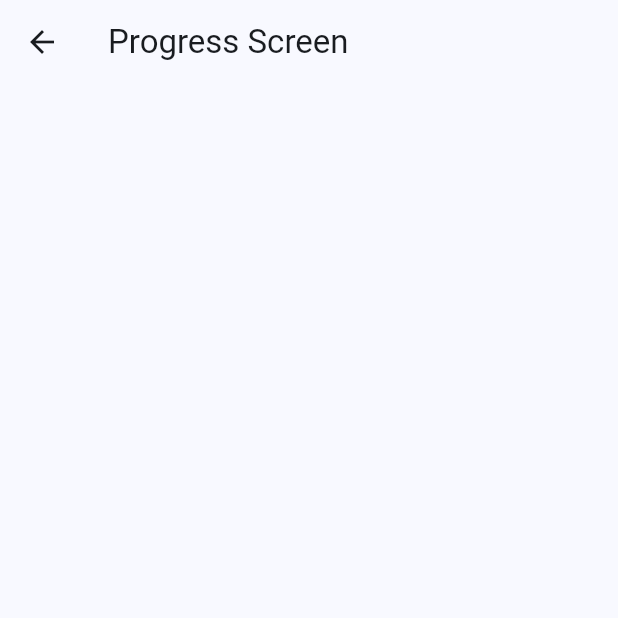
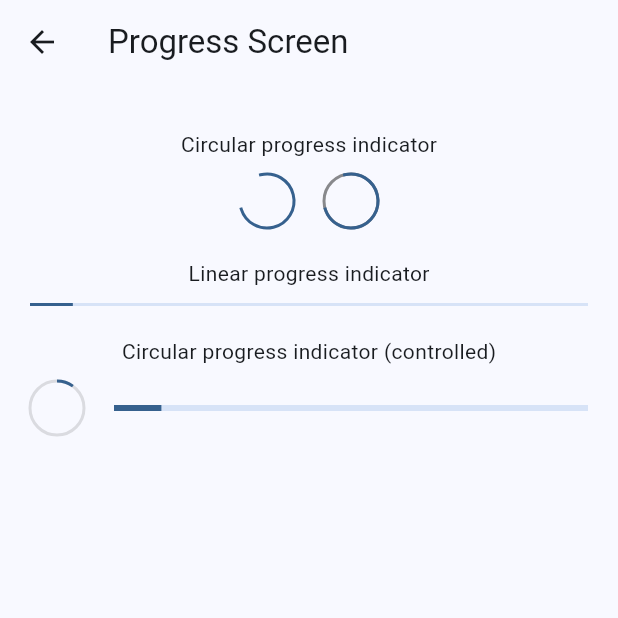
Before and after one commit to matiasbaez/flutter-widgets, a Flutter app: the ProgressScreen screen opened by its route, on a phone screen of 412 x 824 dp, the top half of it. Run offline on Flutter 3.47's test engine with Material 3 defaults, Android fonts, the phone set to English and light mode, and no system bars; our stand-ins replace go_router.

Commit message:
Update loading page

```diff
--- a/lib/presentation/screens/progress/progress_screen.dart
+++ b/lib/presentation/screens/progress/progress_screen.dart
@@ -10,7 +10,91 @@ class ProgressScreen extends StatelessWidget {
   @override
   Widget build(BuildContext context) {
     return Scaffold(
-      appBar: AppBar(title: const Text('Progress Screen')),
+      appBar: AppBar(
+        title: const Text('Progress Screen'),
+      ),
+      body: const _ProgressView(),
     );
   }
 }
+
+class _ProgressView extends StatelessWidget {
+
+  const _ProgressView();
+
+  @override
+  Widget build(BuildContext context) {
+    return const SizedBox(
+      child: Center(
+        child: Column(
+          children: [
+            SizedBox(height: 30),
+
+            Text('Circular progress indicator'),
+            SizedBox(height: 10),
+            Wrap(
+              spacing: 20,
+              children: [
+                CircularProgressIndicator( strokeWidth: 2 ),
+                CircularProgressIndicator( strokeWidth: 2, backgroundColor: Colors.black45 ),
+              ],
+            ),
+
+            SizedBox(height: 20),
+            Text('Linear progress indicator'),
+            SizedBox(height: 10),
+            SizedBox(
+              height: 2,
+              child: Padding(
+                padding: EdgeInsets.symmetric(horizontal: 20),
+                child: LinearProgressIndicator()
+              )
+            ),
+
+            SizedBox(height: 20),
+            Text('Circular progress indicator (controlled)'),
+            SizedBox(height: 10),
+            Wrap(
+              spacing: 20,
+              children: [
+                _ControlledProgressIndicator(),
+              ],
+            ),
+          ],
+        ),
+      ),
+    );
+  }
+}
+
+class _ControlledProgressIndicator extends StatelessWidget {
+
+  const _ControlledProgressIndicator();
+
+  @override
+  Widget build(BuildContext context) {
+    return StreamBuilder<double>(
+
+      stream: Stream.periodic( const Duration(milliseconds: 300 ), (value) {
+        return (value * 2) / 100;
+      } ).takeWhile((value) => value < 100),
+
+      builder: (context, snapshot) {
+
+        final progressValue = snapshot.data ?? 0;
+
+        return Padding(
+          padding: const EdgeInsets.symmetric(horizontal: 20),
+          child: Row(
+            mainAxisAlignment: MainAxisAlignment.center,
+            children: [
+              CircularProgressIndicator(value: progressValue, strokeWidth: 2, backgroundColor: Colors.black12),
+              const SizedBox(width: 20),
+              Expanded(child: LinearProgressIndicator(value: progressValue))
+            ],
+          ),
+        );
+      }
+    );
+  }
+}
```
